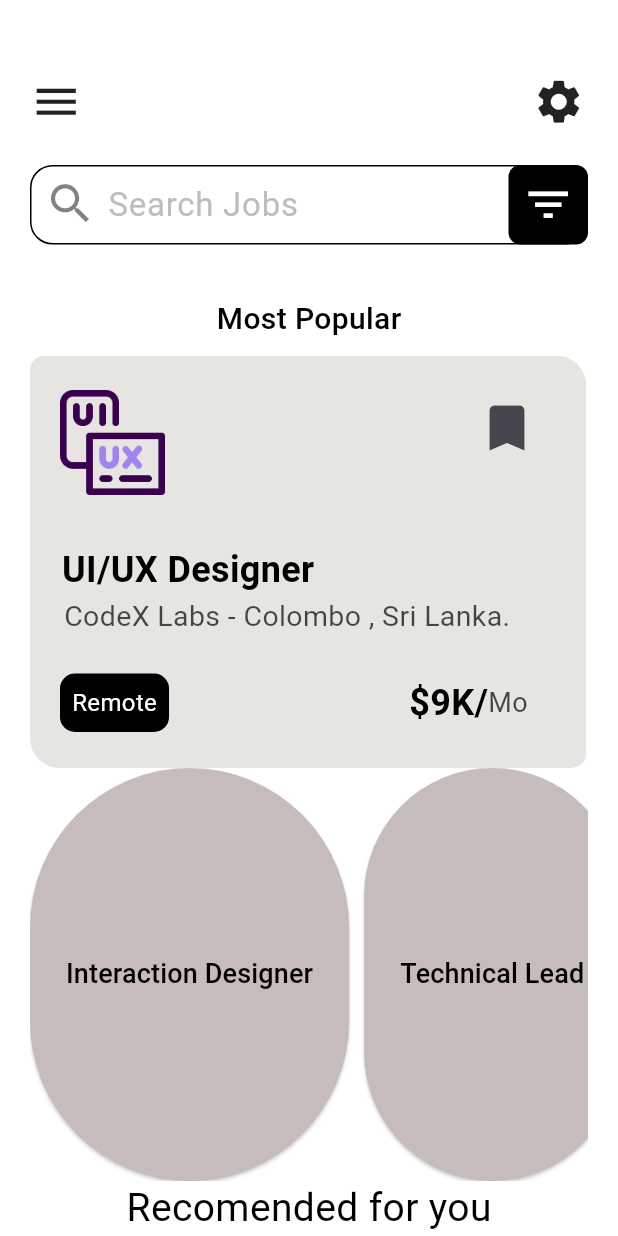
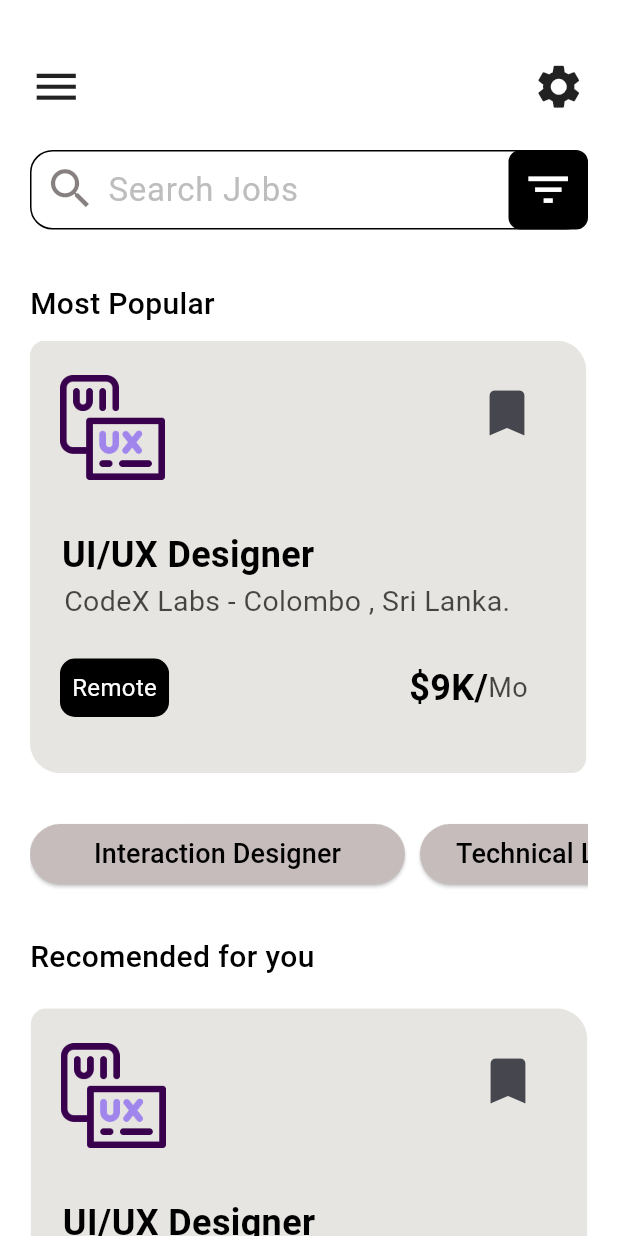
Before and after one commit to Sanuda3088/Madhack, a Flutter app: the screen it shows after launch, on a phone screen of 412 x 824 dp. Run offline on Flutter 3.47's test engine with Material 3 defaults, Android fonts, the phone set to English and light mode, and no system bars; our stand-ins replace carousel_slider, firebase_core; missing offline and left inert: dart:ffi; accounts and stored records are empty.

Commit message:
Homescreen updates

```diff
--- a/lib/Applicant/components/slider.dart
+++ b/lib/Applicant/components/slider.dart
@@ -1,4 +1,5 @@
 import 'package:flutter/material.dart';
+import 'package:jobfinder/main.dart';
 
 class SliderPage extends StatelessWidget {
   final String imagePath;
@@ -21,7 +22,7 @@ class SliderPage extends StatelessWidget {
   @override
   Widget build(BuildContext context) {
     return Container(
-      height: MediaQuery.of(context).size.height * 0.1,
+      height: MediaQuery.of(context).size.height * 0.35,
       width: MediaQuery.of(context).size.width * 0.9,
       decoration: const BoxDecoration(
         color: const Color.fromARGB(255, 230, 229, 225),
--- a/lib/Applicant/homeScreen.dart
+++ b/lib/Applicant/homeScreen.dart
@@ -19,10 +19,13 @@ class _HomeScreenState extends State<HomeScreen> {
   Widget build(BuildContext context) {
     return Scaffold(
       body: Container(
-        padding: const EdgeInsets.only(top: 50, left: 20, right: 20),
+        padding: const EdgeInsets.only(
+          top: 40,
+          left: 20,
+          right: 20,
+        ),
         color: Colors.white,
-        child: Expanded(
-          child: Column(
+        child: ListView(
           children: [
             const Row(
               children: [
@@ -50,8 +53,7 @@ class _HomeScreenState extends State<HomeScreen> {
                 decoration: InputDecoration(
                   filled: true,
                   fillColor: Colors.white,
-                    border:
-                        InputBorder.none, // Darker color for better contrast
+                  border: InputBorder.none, // Darker color for better contrast
                   contentPadding: const EdgeInsets.only(left: 15),
                   enabledBorder: OutlineInputBorder(
                     borderSide: const BorderSide(
@@ -68,8 +70,8 @@ class _HomeScreenState extends State<HomeScreen> {
                   hintText: "Search Jobs",
                   hintStyle: TextStyle(
                     fontSize: 22.0,
-                      color: Colors
-                          .grey[400], // Lighter color for better visibility
+                    color:
+                        Colors.grey[400], // Lighter color for better visibility
                   ),
                   prefixIcon: Padding(
                     padding: const EdgeInsets.only(bottom: 2, left: 6),
@@ -102,20 +104,24 @@ class _HomeScreenState extends State<HomeScreen> {
                 ),
               ),
             ),
-              const Text(
+            const Padding(
+              padding: EdgeInsets.only(right: 240),
+              child: Text(
                 "Most Popular",
+                textAlign: TextAlign.left,
                 style: TextStyle(
                     fontSize: 20,
                     color: Colors.black,
                     fontWeight: FontWeight.w500),
               ),
+            ),
             const SizedBox(
               height: 10,
             ),
-              Expanded(
-                child: ListView(
+            const SingleChildScrollView(
               scrollDirection: Axis.horizontal,
-                  children: const [
+              child: Row(
+                children: [
                   SliderPage(
                       imagePath: "assets/ui-ux.png",
                       iconBookmark: Icon(
@@ -140,12 +146,18 @@ class _HomeScreenState extends State<HomeScreen> {
                 ],
               ),
             ),
+            const SizedBox(
+              height: 30,
+            ),
 
-              Expanded(
-                child: ListView(
+            SingleChildScrollView(
               scrollDirection: Axis.horizontal,
+              child: Row(
                 children: [
-                    ElevatedButton(
+                  SizedBox(
+                    height: 40,
+                    width: 250,
+                    child: ElevatedButton(
                       style: ButtonStyle(
                         backgroundColor: MaterialStateProperty.all<Color>(
                           const Color.fromARGB(255, 198, 188, 188),
@@ -155,6 +167,7 @@ class _HomeScreenState extends State<HomeScreen> {
                       child: const Text(
                         "Interaction Designer",
                         style: TextStyle(fontSize: 18, color: Colors.black),
+                      ),
                     ),
                   ),
                   const SizedBox(
@@ -205,58 +218,57 @@ class _HomeScreenState extends State<HomeScreen> {
                 ],
               ),
             ),
-              Text(
+            const SizedBox(
+              height: 30,
+            ),
+            const Padding(
+              padding: EdgeInsets.only(right: 180, bottom: 20),
+              child: Text(
                 "Recomended for you",
-                style: TextStyle(fontSize: 26, color: Colors.black),
-              )
-
-              // Column(
-              //   //mainAxisAlignment: MainAxisAlignment.start,
-              //   children: [
-              //     Padding(
-              //       padding: const EdgeInsets.only(left: 18),
-              //       child: Row(
-              //         children: [
-              //           Image.asset(
-              //             "assets/ui-ux.png",
-              //             width: 70,
-              //             height: 70,
-              //           ),
-              //           const SizedBox(
-              //             width: 200,
-              //           ),
-              //           IconButton(
-              //               onPressed: () {},
-              //               icon: const Icon(
-              //                 Icons.bookmark,
-              //                 size: 40,
-              //               )),
-              //           // InkWell(
-              //           //   child: Image.asset("assets/pngwing.com (5).png"),
-              //           //   onTap: () {},
-              //           // )
-              //         ],
-              //       ),
+                style: TextStyle(
+                    fontSize: 20,
+                    color: Colors.black,
+                    fontWeight: FontWeight.w500),
+              ),
+            ),
+            const Column(
+              children: [
+                SliderPage(
+                    imagePath: "assets/ui-ux.png",
+                    iconBookmark: Icon(
+                      Icons.bookmark,
+                    ),
+                    jobRole: "UI/UX Designer",
+                    address: "CodeX Labs - Colombo , Sri Lanka.",
+                    salary: "9K",
+                    tag: "Remote"),
+                SizedBox(
+                  height: 10,
+                ),
+                SliderPage(
+                    imagePath: "assets/ui-ux.png",
+                    iconBookmark: Icon(
+                      Icons.bookmark,
+                    ),
+                    jobRole: "Web Developer",
+                    address: "CodeX Labs - Colombo , Sri Lanka.",
+                    salary: "8K",
+                    tag: "Full Time"),
+                SizedBox(
+                  height: 10,
+                ),
+                // SliderPage(
+                //     imagePath: "assets/ui-ux.png",
+                //     iconBookmark: Icon(
+                //       Icons.bookmark,
                 //     ),
-              //     const Padding(
-              //       padding: EdgeInsets.only(right: 160, top: 30),
-              //       child: Text(
-              //         "UI/UX Designer",
-              //         style: TextStyle(color: Colors.black, fontSize: 26),
-              //       ),
-              //     ),
-              //     Padding(
-              //       padding: const EdgeInsets.only(right: 28),
-              //       child: Text(
-              //         "CodeX Labs - Colombo , Sri Lanka.",
-              //         style: TextStyle(
-              //             color: Colors.black.withOpacity(0.7), fontSize: 20),
-              //       ),
-              //     ),
-              //   ],
-              // )
+                //     jobRole: "Senior Creative Designer",
+                //     address: "CodeX Labs - Colombo , Sri Lanka.",
+                //     salary: "8K",
+                //     tag: "Full Time"),
               ],
             ),
+          ],
         ),
       ),
     );
```
Lines whose indentation alone changed are shown as unchanged.
